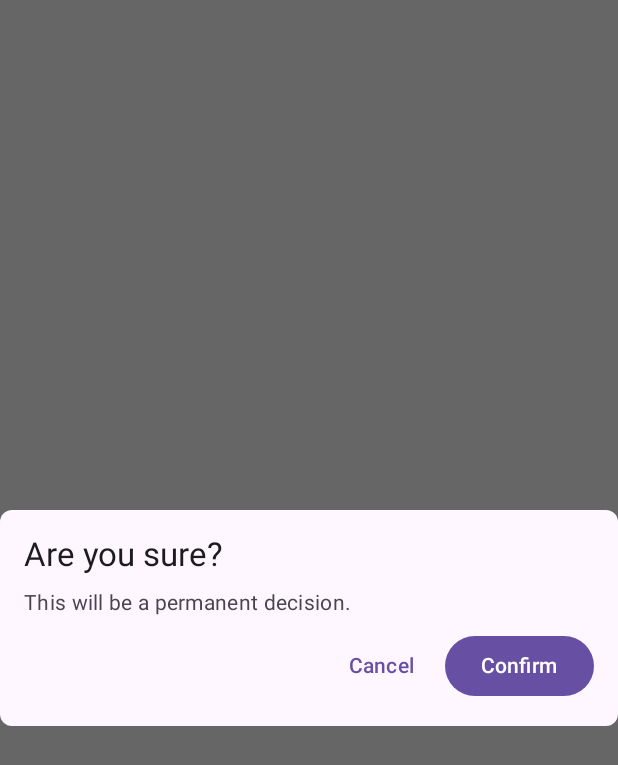
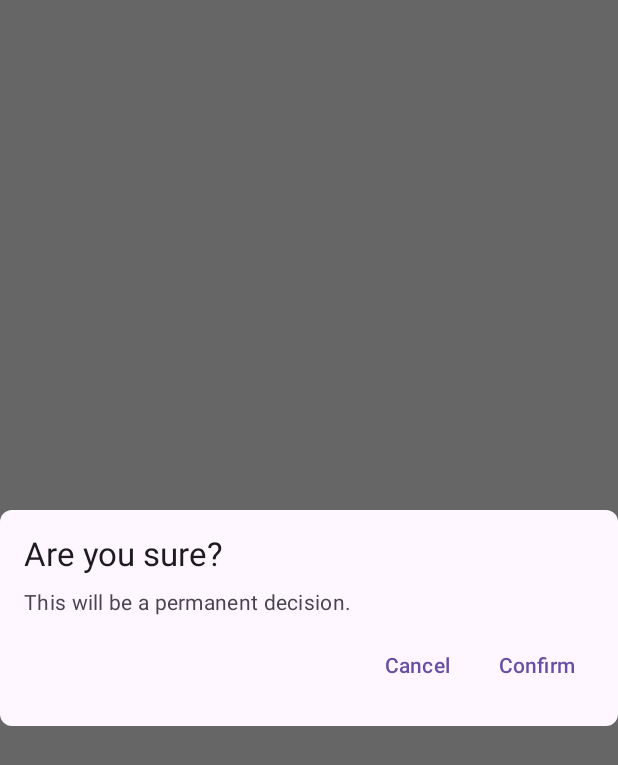
Before and after one commit to LanceSebastian/MajorProject-SousChef, an Android app built with Jetpack Compose: the @Preview function ConfirmDialoguePreview, on a phone screen of 412 x 824 dp. Shown: the top 765 px of the screen. Run offline under Robolectric (Android 15) with nearby library versions, the phone set to English and light mode, and no system bars.

Commit message:
Feat: Add optional second button

```diff
--- a/app/src/main/java/uk/ac/aber/dcs/souschefapp/ui/components/DialogMessage.kt
+++ b/app/src/main/java/uk/ac/aber/dcs/souschefapp/ui/components/DialogMessage.kt
@@ -9,6 +9,7 @@ import androidx.compose.foundation.layout.padding
 import androidx.compose.foundation.layout.width
 import androidx.compose.foundation.shape.RoundedCornerShape
 import androidx.compose.material3.Button
+import androidx.compose.material3.ButtonDefaults
 import androidx.compose.material3.MaterialTheme
 import androidx.compose.material3.Surface
 import androidx.compose.material3.Text
@@ -29,9 +30,11 @@ import uk.ac.aber.dcs.souschefapp.ui.theme.AppTheme
 fun ConfirmDialogue(
     onDismissRequest: () -> Unit,
     mainAction: () -> Unit,
+    secondAction: () -> Unit = {},
     title: String = "Are you sure?",
     supportingText: String = "This will be a permanent decision.",
-    mainButtonText: String = "Confirm"
+    mainButtonText: String = "Confirm",
+    secondButtonText: String = ""
 ){
     Dialog(
         onDismissRequest = onDismissRequest
@@ -64,13 +67,15 @@ fun ConfirmDialogue(
                     TextButton(onClick = onDismissRequest) {
                         Text("Cancel")
                     }
+                    if (secondButtonText.isNotEmpty()) {
+                        Spacer(modifier = Modifier.width(8.dp))
+                        TextButton(onClick = secondAction) {
+                            Text(secondButtonText)
+                        }
+                    }
                     Spacer(modifier = Modifier.width(8.dp))
-                    Button(
-                        onClick = { mainAction() }
-                    ){
-                        Text(
-                            text = mainButtonText
-                        )
+                    TextButton(onClick = mainAction) {
+                        Text(mainButtonText)
                     }
                 }
             }
@@ -88,3 +93,16 @@ fun ConfirmDialoguePreview(){
         )
     }
 }
+
+@Preview
+@Composable
+fun TwoButtonsConfirmDialoguePreview(){
+    AppTheme(dynamicColor = false){
+        ConfirmDialogue(
+            onDismissRequest = {},
+            mainAction = {},
+            mainButtonText = "Save",
+            secondButtonText = "Don't Save"
+        )
+    }
+}
```
